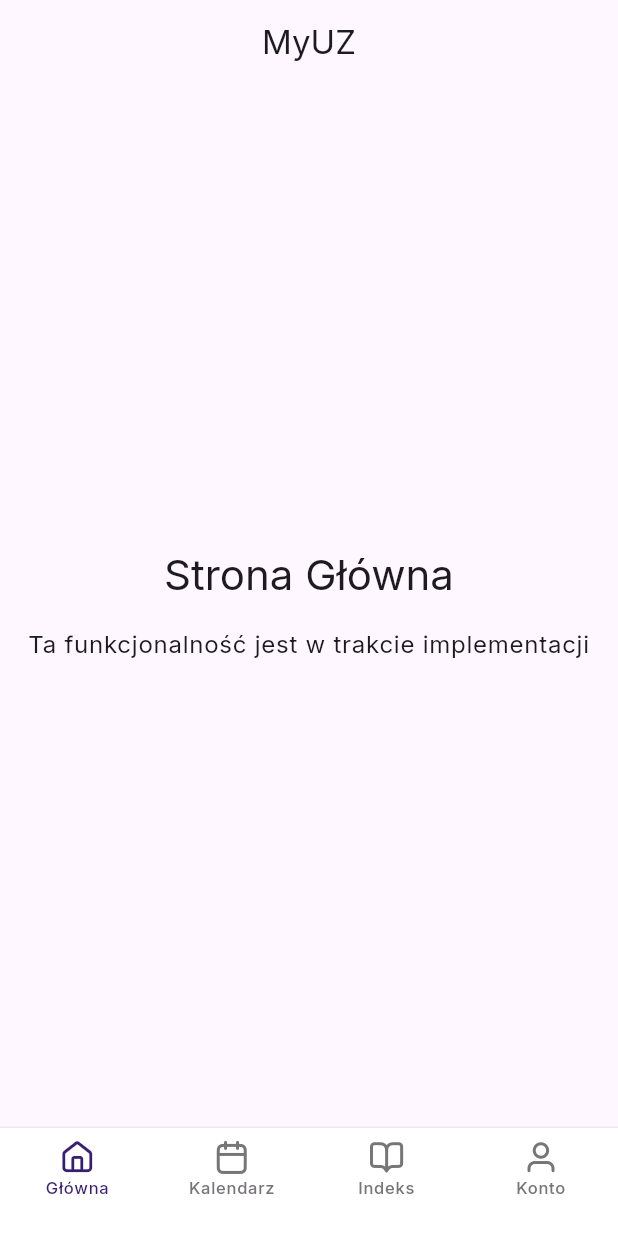
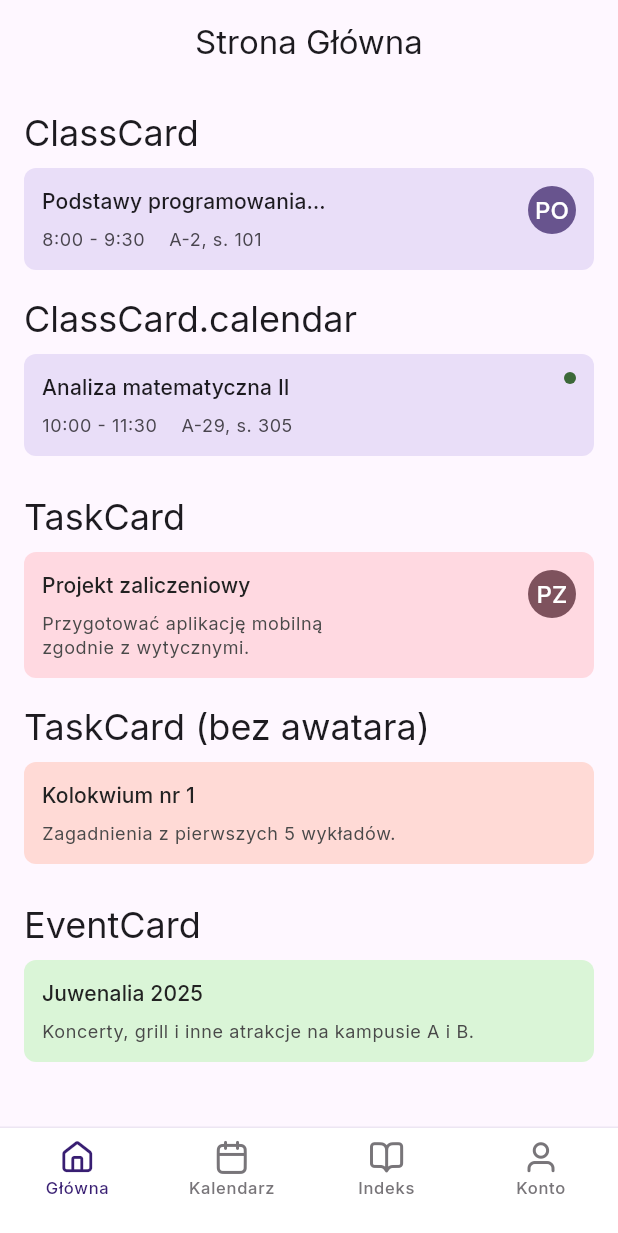
Before and after one commit to lifeoverthinker/my_uz, a Flutter app: the screen it shows after launch, on a phone screen of 412 x 824 dp. Shown: the top 1233 px of the screen. Run offline on Flutter 3.47's test engine with Material 3 defaults, Android fonts, the phone set to English and light mode, and no system bars.

Commit message:
feat: Add ClassCard, EventCard, and TaskCard components for displaying course and event information

```diff
--- a/lib/main.dart
+++ b/lib/main.dart
@@ -2,6 +2,13 @@ import 'package:flutter/material.dart';
 import 'package:flutter/services.dart';
 import 'package:my_uz/navigation/bottom_navigation.dart';
 import 'package:my_uz/theme/app_theme.dart';
+
+// --- POCZĄTEK: IMPORTY DO PODGLĄDU KART (można usunąć po testach) ---
+import 'package:my_uz/widgets/cards/class_card.dart';
+import 'package:my_uz/widgets/cards/event_card.dart';
+import 'package:my_uz/widgets/cards/task_card.dart';
+import 'package:my_uz/theme/app_colors.dart';
+// --- KONIEC: IMPORTY DO PODGLĄDU KART ---
 
 void main() {
   // Upewniamy się, że wiązania Flutter zostały zainicjalizowane
@@ -12,7 +19,8 @@ void main() {
     statusBarColor: Colors.transparent, // Przezroczysty status bar
     statusBarIconBrightness: Brightness.dark, // Ciemne ikony na białym tle
     systemNavigationBarColor: Colors.white, // Biały pasek systemowy
-    systemNavigationBarIconBrightness: Brightness.dark, // Ciemne ikony na pasku systemowym
+    systemNavigationBarIconBrightness:
+    Brightness.dark, // Ciemne ikony na pasku systemowym
   ));
 
   runApp(const MyUZApp());
@@ -47,13 +55,26 @@ class _HomePageState extends State<HomePage> {
   // Indeks aktualnie wybranej zakładki
   int _selectedIndex = 0;
 
-  // Lista widoków dla każdej zakładki
+  // --- POCZĄTEK: KOD TYMCZASOWY DO PODGLĄDU KART ---
+  // Aby ukryć podgląd, zakomentuj tę listę i odkomentuj "ORYGINALNY KOD" poniżej.
   final List<Widget> _pages = [
-    const PlaceholderPage(title: 'Strona Główna'),
+    const MainDashboard(), // Nowy widok strony głównej z kartami
     const PlaceholderPage(title: 'Kalendarz'),
     const PlaceholderPage(title: 'Indeks'),
     const PlaceholderPage(title: 'Konto'),
   ];
+  // --- KONIEC: KOD TYMCZASOWY DO PODGLĄDU KART ---
+
+  // --- POCZĄTEK: ORYGINALNY KOD ---
+  // Aby przywrócić oryginalny wygląd, odkomentuj tę listę i zakomentuj
+  // "KOD TYMCZASOWY DO PODGLĄDU KART" powyżej.
+  // final List<Widget> _pages = [
+  //   const PlaceholderPage(title: 'Strona Główna'),
+  //   const PlaceholderPage(title: 'Kalendarz'),
+  //   const PlaceholderPage(title: 'Indeks'),
+  //   const PlaceholderPage(title: 'Konto'),
+  // ];
+  // --- KONIEC: ORYGINALNY KOD ---
 
   // Metoda zmiany wybranej zakładki
   void _onItemTapped(int index) {
@@ -64,10 +85,17 @@ class _HomePageState extends State<HomePage> {
 
   @override
   Widget build(BuildContext context) {
+    // Lista tytułów dla AppBar
+    const List<String> titles = ['Strona Główna', 'Kalendarz', 'Indeks', 'Konto'];
+
     return Scaffold(
-      appBar: AppBar(
-        title: const Text('MyUZ'),
-      ),
+      // AppBar będzie widoczny tylko na stronie głównej (indeks 0).
+      // Na pozostałych ekranach będzie ukryty.
+      appBar: _selectedIndex == 0
+          ? AppBar(
+        title: Text(titles[_selectedIndex]),
+      )
+          : null,
       body: _pages[_selectedIndex],
       bottomNavigationBar: MyUZBottomNavigation(
         currentIndex: _selectedIndex,
@@ -76,6 +104,91 @@ class _HomePageState extends State<HomePage> {
     );
   }
 }
+
+// --- POCZĄTEK: WIDŻET TYMCZASOWY DO PODGLĄDU KART ---
+// Ten widżet można usunąć lub zakomentować razem z jego użyciem w _pages.
+/// Widżet strony głównej wyświetlający podgląd kart.
+class MainDashboard extends StatelessWidget {
+  const MainDashboard({super.key});
+
+  @override
+  Widget build(BuildContext context) {
+    // Pobieramy style tekstu z motywu aplikacji, co jest zgodne z zasadą DRY.
+    final textTheme = Theme.of(context).textTheme;
+
+    // Używamy ListView, aby umożliwić przewijanie, gdyby karty
+    // nie mieściły się na ekranie.
+    // Usunięto 'const' z listy, aby naprawić błąd kompilacji.
+    return ListView(
+      padding: const EdgeInsets.all(16.0),
+      children: [
+        // --- Sekcja: ClassCard ---
+        // Figma: Komponenty -> ClassCard
+        Text('ClassCard', style: textTheme.headlineSmall),
+        const SizedBox(height: 8),
+        const ClassCard(
+          title: 'Podstawy programowania obiektowego',
+          time: '8:00 - 9:30',
+          room: 'A-2, s. 101',
+          initial: 'PO',
+          backgroundColor: AppColors.myUZSysLightSecondaryContainer,
+          avatarColor: AppColors.myUZSysLightPrimary,
+        ),
+        const SizedBox(height: 16),
+
+        // --- Sekcja: ClassCard.calendar ---
+        // Figma: Komponenty -> ClassCard (wariant kalendarza)
+        Text('ClassCard.calendar', style: textTheme.headlineSmall),
+        const SizedBox(height: 8),
+        // Konstruktor fabryczny .calendar() nie może być 'const'
+        ClassCard.calendar(
+          title: 'Analiza matematyczna II',
+          time: '10:00 - 11:30',
+          room: 'A-29, s. 305',
+          statusDotColor: AppColors.myUZExtendedCustomGreenLightColor,
+        ),
+        const SizedBox(height: 24),
+
+        // --- Sekcja: TaskCard ---
+        // Figma: Komponenty -> TaskCard
+        Text('TaskCard', style: textTheme.headlineSmall),
+        const SizedBox(height: 8),
+        const TaskCard(
+          title: 'Projekt zaliczeniowy',
+          description: 'Przygotować aplikację mobilną zgodnie z wytycznymi.',
+          initial: 'PZ',
+          backgroundColor: AppColors.myUZSysLightTertiaryContainer,
+          avatarColor: AppColors.myUZSysLightTertiary,
+        ),
+        const SizedBox(height: 16),
+
+        // --- Sekcja: TaskCard (bez awatara) ---
+        Text('TaskCard (bez awatara)', style: textTheme.headlineSmall),
+        const SizedBox(height: 8),
+        const TaskCard(
+          title: 'Kolokwium nr 1',
+          description: 'Zagadnienia z pierwszych 5 wykładów.',
+          showAvatar: false,
+          backgroundColor: AppColors.myUZSysLightErrorContainer,
+        ),
+        const SizedBox(height: 24),
+
+        // --- Sekcja: EventCard ---
+        // Figma: Komponenty -> EventCard
+        Text('EventCard', style: textTheme.headlineSmall),
+        const SizedBox(height: 8),
+        const EventCard(
+          title: 'Juwenalia 2025',
+          description: 'Koncerty, grill i inne atrakcje na kampusie A i B.',
+          // Zgodnie z kodem karty, ten kolor jest używany jako domyślny,
+          // ale dla czytelności dodajemy go tutaj explicite.
+          backgroundColor: Color(0xFFDAF5D7),
+        ),
+      ],
+    );
+  }
+}
+// --- KONIEC: WIDŻET TYMCZASOWY DO PODGLĄDU KART ---
 
 /// Tymczasowa strona zastępcza dla widoków w rozwoju
 class PlaceholderPage extends StatelessWidget {
@@ -88,6 +201,8 @@ class PlaceholderPage extends StatelessWidget {
   @override
   Widget build(BuildContext context) {
     return Center(
+      child: Padding(
+        padding: const EdgeInsets.all(16.0),
         child: Column(
           mainAxisAlignment: MainAxisAlignment.center,
           children: [
@@ -103,6 +218,7 @@ class PlaceholderPage extends StatelessWidget {
             ),
           ],
         ),
+      ),
     );
   }
 }
--- /dev/null
+++ b/lib/widgets/cards/class_card.dart
@@ -0,0 +1,197 @@
+import 'package:flutter/material.dart';
+import 'package:my_uz/theme/app_colors.dart';
+import 'package:my_uz/theme/text_style.dart';
+import 'package:my_uz/icons/my_uz_icons.dart';
+
+/// Karta zajęć wyświetlana na ekranie głównym i w kalendarzu
+///
+/// Wyświetla informacje o zajęciach, takie jak nazwa przedmiotu,
+/// godzina i sala, wraz z inicjałem lub awatarem prowadzącego.
+class ClassCard extends StatelessWidget {
+  /// Tytuł zajęć
+  final String title;
+
+  /// Czas rozpoczęcia i zakończenia zajęć
+  final String time;
+
+  /// Sala, w której odbywają się zajęcia
+  final String room;
+
+  /// Inicjał lub skrót nazwy przedmiotu wyświetlany w kółku
+  final String initial;
+
+  /// Kolor tła karty
+  final Color? backgroundColor;
+
+  /// Kolor tła awatara
+  final Color? avatarColor;
+
+  /// Czy wyświetlać awatar
+  final bool showAvatar;
+
+  /// Czy wyświetlać wskaźnik statusu (kropkę)
+  final bool showStatusDot;
+
+  /// Kolor wskaźnika statusu
+  final Color? statusDotColor;
+
+  /// Konstruktor karty zajęć
+  const ClassCard({
+    super.key,
+    required this.title,
+    required this.time,
+    required this.room,
+    this.initial = 'A',
+    this.backgroundColor,
+    this.avatarColor,
+    this.showAvatar = true,
+    this.showStatusDot = false,
+    this.statusDotColor,
+  });
+
+  /// Wariant karty zajęć dla ekranu kalendarza
+  factory ClassCard.calendar({
+    required String title,
+    required String time,
+    required String room,
+    Color? statusDotColor,
+  }) {
+    return ClassCard(
+      title: title,
+      time: time,
+      room: room,
+      showAvatar: false,
+      showStatusDot: true,
+      statusDotColor: statusDotColor ?? AppColors.myUZSysLightTertiary,
+    );
+  }
+
+  @override
+  Widget build(BuildContext context) {
+    // Pobranie motywu i stylów, aby uniknąć powtórzeń (zasada DRY)
+    final theme = Theme.of(context);
+    final colorScheme = theme.colorScheme;
+    final textTheme = theme.textTheme;
+
+    // Domyślny kolor tekstu dla godziny i sali
+    final secondaryTextColor = colorScheme.onSurfaceVariant;
+
+    return Container(
+      width: double.infinity,
+      padding: const EdgeInsets.all(12),
+      // Figma: Container
+      // color: #E8DEF8 (myUZSysLightSecondaryContainer)
+      // borderRadius: 8
+      decoration: ShapeDecoration(
+        color: backgroundColor ?? colorScheme.secondaryContainer,
+        shape: RoundedRectangleBorder(borderRadius: BorderRadius.circular(8)),
+      ),
+      child: Row(
+        mainAxisAlignment: MainAxisAlignment.start,
+        crossAxisAlignment: CrossAxisAlignment.start,
+        children: [
+          Expanded(
+            child: Column(
+              mainAxisSize: MainAxisSize.min,
+              mainAxisAlignment: MainAxisAlignment.center,
+              crossAxisAlignment: CrossAxisAlignment.start,
+              children: [
+                // Figma: Text "Podstawy systemów dyskr..."
+                // style: myUZTitleSmall
+                // color: #1D192B (onSurface)
+                // fontSize: 14, fontWeight: 500, letterSpacing: 0.1
+                SizedBox(
+                  width: showAvatar ? 192 : double.infinity,
+                  child: Text(
+                    title,
+                    style: textTheme.titleSmall,
+                    overflow: TextOverflow.ellipsis,
+                  ),
+                ),
+                const SizedBox(height: 8),
+
+                // Informacje o czasie i sali
+                Row(
+                  mainAxisSize: MainAxisSize.min,
+                  mainAxisAlignment: MainAxisAlignment.start,
+                  crossAxisAlignment: CrossAxisAlignment.center,
+                  children: [
+                    // Figma: Text "10:00 - 10:45"
+                    // style: myUZBodySmall
+                    // color: #494949 (onSurfaceVariant)
+                    // fontSize: 12, fontWeight: 400, letterSpacing: 0.4
+                    Text(
+                      time,
+                      style: textTheme.bodySmall?.copyWith(color: secondaryTextColor),
+                    ),
+                    const SizedBox(width: 16),
+
+                    // Figma: Text "Sala 102"
+                    // style: myUZBodySmall
+                    // color: #494949 (onSurfaceVariant)
+                    // fontSize: 12, fontWeight: 400, letterSpacing: 0.4
+                    Text(
+                      room,
+                      style: textTheme.bodySmall?.copyWith(color: secondaryTextColor),
+                    ),
+                  ],
+                ),
+              ],
+            ),
+          ),
+
+          // Rozdzielenie logiki dla awatara i kropki statusu dla czytelności (KISS)
+          if (showAvatar) ...[
+            const SizedBox(width: 16),
+            _buildAvatar(colorScheme, textTheme),
+          ] else if (showStatusDot) ...[
+            const SizedBox(width: 8),
+            _buildStatusDot(colorScheme),
+          ],
+        ],
+      ),
+    );
+  }
+
+  /// Buduje awatar z inicjałem
+  Widget _buildAvatar(ColorScheme colorScheme, TextTheme textTheme) {
+    return Container(
+      width: 32,
+      height: 32,
+      // Figma: Avatar
+      // color: #6750A4 (myUZSysLightPrimary)
+      // shape: Oval
+      decoration: ShapeDecoration(
+        color: avatarColor ?? colorScheme.primary,
+        shape: const OvalBorder(),
+      ),
+      child: Center(
+        // Figma: Text "A"
+        // style: myUZTitleMedium (z drobnymi różnicami w rodzinie czcionki)
+        // color: #FFFBFE (onPrimary)
+        // fontSize: 16, fontWeight: 500, letterSpacing: 0.15
+        child: Text(
+          initial,
+          style: textTheme.titleMedium?.copyWith(
+            color: colorScheme.onPrimary,
+          ),
+        ),
+      ),
+    );
+  }
+
+  /// Buduje wskaźnik statusu (kolorowa kropka)
+  Widget _buildStatusDot(ColorScheme colorScheme) {
+    return Container(
+      width: 8,
+      height: 8,
+      // Figma: Status Dot
+      // color: #7D5260 (myUZSysLightTertiary)
+      // shape: Oval
+      decoration: ShapeDecoration(
+        color: statusDotColor ?? colorScheme.tertiary,
+        shape: const OvalBorder(),
+      ),
+    );
+  }
+}
--- /dev/null
+++ b/lib/widgets/cards/event_card.dart
@@ -0,0 +1,80 @@
+import 'package:flutter/material.dart';
+import 'package:my_uz/theme/app_colors.dart';
+import 'package:my_uz/theme/text_style.dart';
+
+/// Karta wydarzeń wyświetlana na ekranie głównym
+///
+/// Wyświetla informacje o wydarzeniu, takie jak tytuł i opis.
+/// Zazwyczaj ma zielone tło, aby odróżnić ją od innych kart.
+class EventCard extends StatelessWidget {
+  /// Tytuł wydarzenia
+  final String title;
+
+  /// Opis wydarzenia
+  final String description;
+
+  /// Kolor tła karty
+  final Color? backgroundColor;
+
+  /// Konstruktor karty wydarzeń
+  const EventCard({
+    super.key,
+    required this.title,
+    required this.description,
+    this.backgroundColor,
+  });
+
+  @override
+  Widget build(BuildContext context) {
+    return Container(
+      width: double.infinity,
+      padding: const EdgeInsets.all(12),
+      decoration: ShapeDecoration(
+        // Domyślnie zielone tło dla wydarzeń
+        color: backgroundColor ?? const Color(0xFFDAF5D7),
+        shape: RoundedRectangleBorder(borderRadius: BorderRadius.circular(8)),
+      ),
+      child: Row(
+        mainAxisSize: MainAxisSize.min,
+        mainAxisAlignment: MainAxisAlignment.start,
+        crossAxisAlignment: CrossAxisAlignment.start,
+        children: [
+          Expanded(
+            child: Column(
+              mainAxisSize: MainAxisSize.min,
+              mainAxisAlignment: MainAxisAlignment.center,
+              crossAxisAlignment: CrossAxisAlignment.start,
+              children: [
+                // Tytuł wydarzenia
+                SizedBox(
+                  width: double.infinity,
+                  child: Text(
+                    title,
+                    style: AppTextStyle.myUZTitleSmall.copyWith(
+                      color: const Color(0xFF222222),
+                    ),
+                    overflow: TextOverflow.ellipsis,
+                  ),
+                ),
+                const SizedBox(height: 8),
+
+                // Opis wydarzenia
+                SizedBox(
+                  width: double.infinity,
+                  child: Text(
+                    description,
+                    style: AppTextStyle.myUZBodySmall.copyWith(
+                      color: const Color(0xFF494949),
+                    ),
+                    overflow: TextOverflow.ellipsis,
+                    maxLines: 2,
+                  ),
+                ),
+              ],
+            ),
+          ),
+        ],
+      ),
+    );
+  }
+}
--- /dev/null
+++ b/lib/widgets/cards/task_card.dart
@@ -0,0 +1,126 @@
+import 'package:flutter/material.dart';
+import 'package:my_uz/theme/app_colors.dart';
+import 'package:my_uz/theme/text_style.dart';
+
+/// Karta zadań wyświetlana na ekranie głównym i w kalendarzu
+///
+/// Wyświetla informacje o zadaniu, takie jak tytuł i opis,
+/// oraz opcjonalnie inicjał lub awatar przedmiotu.
+class TaskCard extends StatelessWidget {
+  /// Tytuł zadania
+  final String title;
+
+  /// Opis zadania
+  final String description;
+
+  /// Inicjał lub skrót nazwy przedmiotu wyświetlany w kółku
+  final String? initial;
+
+  /// Kolor tła karty
+  final Color? backgroundColor;
+
+  /// Kolor tła awatara
+  final Color? avatarColor;
+
+  /// Czy wyświetlać awatar
+  final bool showAvatar;
+
+  /// Konstruktor karty zadań
+  const TaskCard({
+    super.key,
+    required this.title,
+    required this.description,
+    this.initial,
+    this.backgroundColor,
+    this.avatarColor,
+    this.showAvatar = true,
+  });
+
+  @override
+  Widget build(BuildContext context) {
+    return Container(
+      width: double.infinity,
+      padding: const EdgeInsets.all(12),
+      decoration: ShapeDecoration(
+        color: backgroundColor ?? AppColors.myUZSysLightSecondaryContainer,
+        shape: RoundedRectangleBorder(borderRadius: BorderRadius.circular(8)),
+      ),
+      child: Row(
+        mainAxisSize: MainAxisSize.min,
+        mainAxisAlignment: MainAxisAlignment.start,
+        crossAxisAlignment: CrossAxisAlignment.start,
+        children: [
+          Expanded(
+            child: Row(
+              mainAxisSize: MainAxisSize.min,
+              mainAxisAlignment: MainAxisAlignment.start,
+              crossAxisAlignment: CrossAxisAlignment.start,
+              children: [
+                Expanded(
+                  child: Column(
+                    mainAxisSize: MainAxisSize.min,
+                    mainAxisAlignment: MainAxisAlignment.center,
+                    crossAxisAlignment: CrossAxisAlignment.start,
+                    children: [
+                      // Tytuł zadania
+                      SizedBox(
+                        width: showAvatar && initial != null ? 192 : double.infinity,
+                        child: Text(
+                          title,
+                          style: AppTextStyle.myUZTitleSmall.copyWith(
+                            color: const Color(0xFF222222),
+                          ),
+                          overflow: TextOverflow.ellipsis,
+                        ),
+                      ),
+                      const SizedBox(height: 8),
+
+                      // Opis zadania
+                      SizedBox(
+                        width: showAvatar && initial != null ? 192 : double.infinity,
+                        child: Text(
+                          description,
+                          style: AppTextStyle.myUZBodySmall.copyWith(
+                            color: const Color(0xFF494949),
+                          ),
+                          overflow: TextOverflow.ellipsis,
+                          maxLines: 2,
+                        ),
+                      ),
+                    ],
+                  ),
+                ),
+
+                // Awatar (opcjonalny)
+                if (showAvatar && initial != null) ...[
+                  const SizedBox(width: 16),
+                  _buildAvatar(),
+                ],
+              ],
+            ),
+          ),
+        ],
+      ),
+    );
+  }
+
+  /// Buduje awatar z inicjałem
+  Widget _buildAvatar() {
+    return Container(
+      width: 32,
+      height: 32,
+      decoration: ShapeDecoration(
+        color: avatarColor ?? AppColors.myUZSysLightTertiary,
+        shape: const OvalBorder(),
+      ),
+      child: Center(
+        child: Text(
+          initial!,
+          style: AppTextStyle.myUZTitleMedium.copyWith(
+            color: AppColors.myUZSysLightOnTertiary,
+          ),
+        ),
+      ),
+    );
+  }
+}
```
Lines whose indentation alone changed are shown as unchanged.
